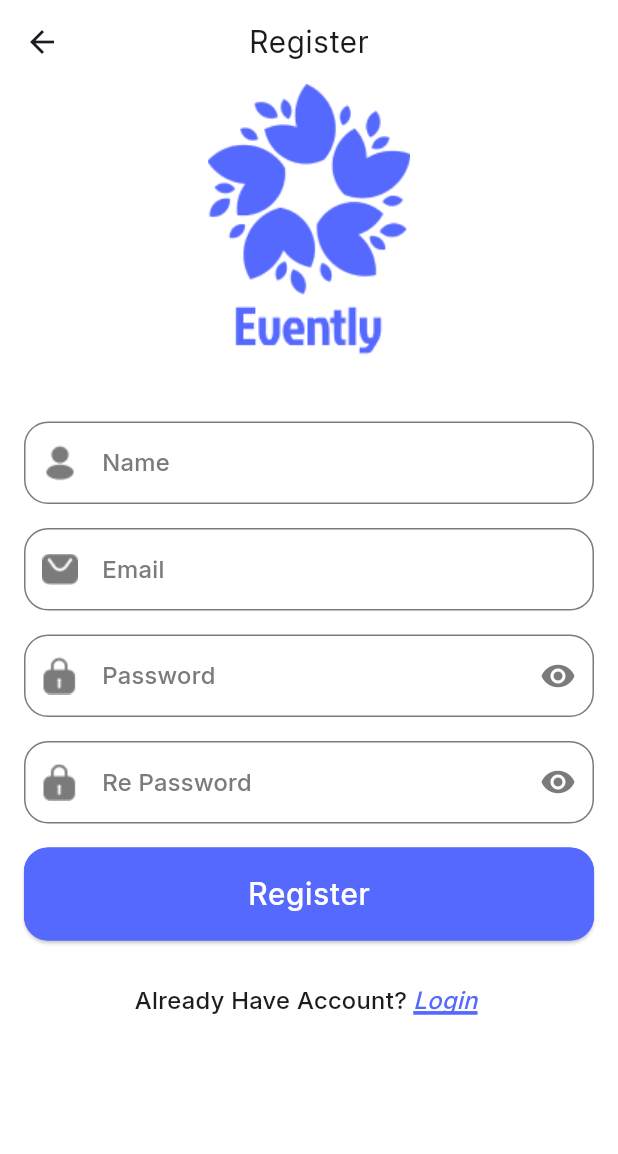
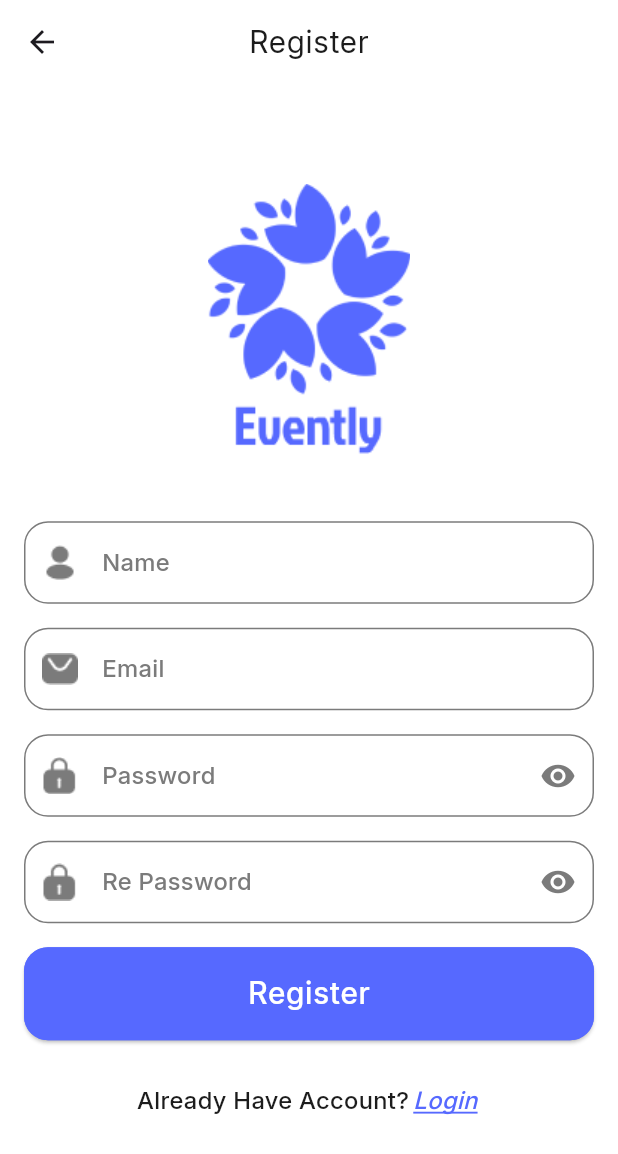
Before and after one commit to Ibrram/evently_app, a Flutter app: the screen it shows after launch, after a tap on "Create Account", on a phone screen of 412 x 824 dp. Shown: the top 1154 px of the screen. Run offline on Flutter 3.47's test engine with Material 3 defaults, Android fonts, the phone set to English and light mode, and no system bars.

Commit message:
* wrap SingleChildScrollView with Center to centering elements * make login screen scrollable too instead of resizeToAvoidBottomInset * remove thickness underline to be 1 instead of 2

```diff
--- a/lib/modules/authentication/screens/login_screen.dart
+++ b/lib/modules/authentication/screens/login_screen.dart
@@ -12,8 +12,10 @@ class LoginScreen extends StatelessWidget {
   Widget build(BuildContext context) {
     var theme = Theme.of(context);
     return Scaffold(
-      resizeToAvoidBottomInset: false,
-      body: Padding(
+      body: SafeArea(
+        child: Center(
+          child: SingleChildScrollView(
+            child: Padding(
               padding: const EdgeInsets.symmetric(horizontal: 16),
               child: Column(
                 mainAxisAlignment: MainAxisAlignment.center,
@@ -58,7 +60,6 @@ class LoginScreen extends StatelessWidget {
                           fontStyle: FontStyle.italic,
                           decoration: TextDecoration.underline,
                           decorationColor: ColorPalette.primaryColor,
-                    decorationThickness: 2,
                         ),
                       ),
                     ),
@@ -87,14 +88,15 @@ class LoginScreen extends StatelessWidget {
                         onPressed: () {
                           Navigator.pushNamed(context, RoutesName.register);
                         },
-                  style: TextButton.styleFrom(padding: const EdgeInsets.all(4)),
+                        style: TextButton.styleFrom(
+                          padding: const EdgeInsets.all(4),
+                        ),
                         child: Text(
                           'Create Account',
                           style: theme.textTheme.bodyMedium?.copyWith(
                             color: ColorPalette.primaryColor,
                             decoration: TextDecoration.underline,
                             decorationColor: ColorPalette.primaryColor,
-                      decorationThickness: 2,
                             fontStyle: FontStyle.italic,
                           ),
                         ),
@@ -103,7 +105,10 @@ class LoginScreen extends StatelessWidget {
                   ),
 
                   Padding(
-              padding: const EdgeInsets.symmetric(horizontal: 26, vertical: 24),
+                    padding: const EdgeInsets.symmetric(
+                      horizontal: 26,
+                      vertical: 24,
+                    ),
                     child: Row(
                       children: [
                         const Expanded(
@@ -148,6 +153,9 @@ class LoginScreen extends StatelessWidget {
                 ],
               ),
             ),
+          ),
+        ),
+      ),
     );
   }
 }
--- a/lib/modules/authentication/screens/register_screen.dart
+++ b/lib/modules/authentication/screens/register_screen.dart
@@ -22,7 +22,8 @@ class RegisterScreen extends StatelessWidget {
         centerTitle: true,
         forceMaterialTransparency: true,
       ),
-      body: SingleChildScrollView(
+      body: Center(
+        child: SingleChildScrollView(
           child: Container(
             margin: const EdgeInsets.symmetric(horizontal: 16),
             child: Column(
@@ -83,7 +84,7 @@ class RegisterScreen extends StatelessWidget {
                         Navigator.pop(context);
                       },
                       style: TextButton.styleFrom(
-                      padding: const EdgeInsets.all(4),
+                        padding: const EdgeInsets.all(0),
                         minimumSize: Size.zero,
                       ),
                       child: Text(
@@ -92,7 +93,6 @@ class RegisterScreen extends StatelessWidget {
                           color: ColorPalette.primaryColor,
                           decoration: TextDecoration.underline,
                           decorationColor: ColorPalette.primaryColor,
-                        decorationThickness: 2,
                           fontStyle: FontStyle.italic,
                         ),
                       ),
@@ -103,6 +103,7 @@ class RegisterScreen extends StatelessWidget {
             ),
           ),
         ),
+      ),
     );
   }
 }
```
Lines whose indentation alone changed are shown as unchanged.
